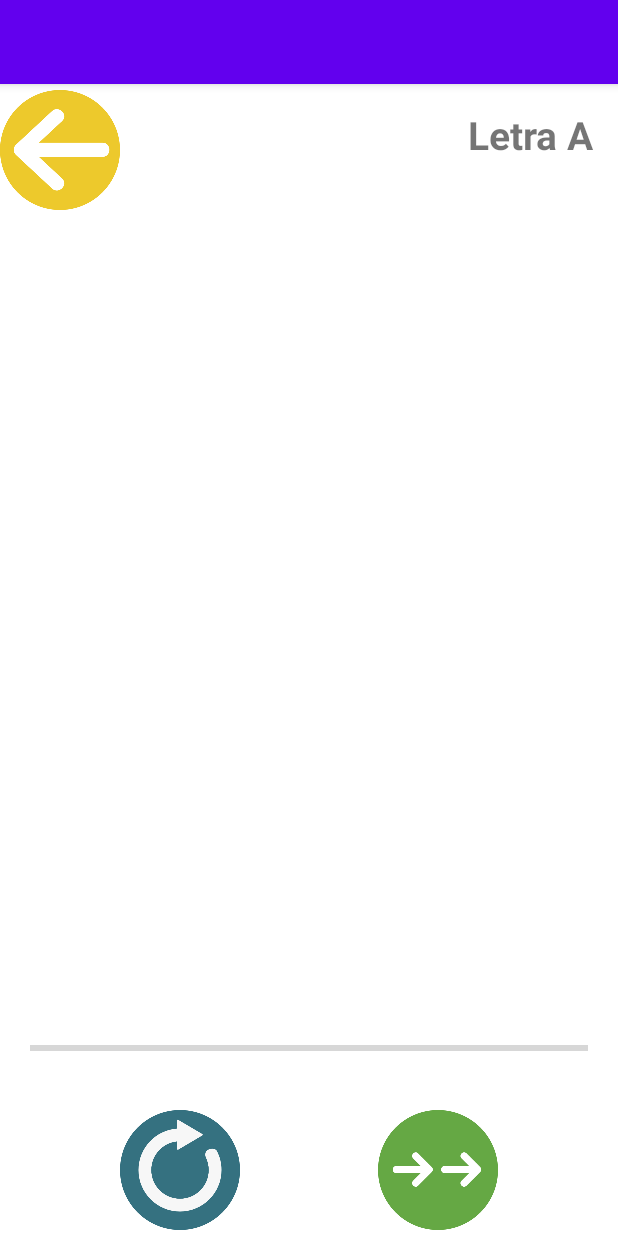
After one commit to PA22C2021/aprender_pintando, an Android app: the DrawFragment screen opened directly, with no data from a screen before it, on a phone screen of 412 x 824 dp. The commit adds this screen. Run offline under Robolectric (Android 15) with nearby library versions, the phone set to English and light mode, and no system bars.

Commit message:
Pantalla de juego y función para dibujar.

```diff
--- a/app/build.gradle
+++ b/app/build.gradle
@@ -31,6 +31,8 @@ dependencies {
 
     implementation 'androidx.appcompat:appcompat:1.3.1'
     implementation 'com.google.android.material:material:1.4.0'
+    implementation 'androidx.constraintlayout:constraintlayout:2.1.1'
+    implementation 'androidx.legacy:legacy-support-v4:1.0.0'
     testImplementation 'junit:junit:4.+'
     androidTestImplementation 'androidx.test.ext:junit:1.1.3'
     androidTestImplementation 'androidx.test.espresso:espresso-core:3.4.0'
--- a/app/src/main/AndroidManifest.xml
+++ b/app/src/main/AndroidManifest.xml
@@ -1,6 +1,6 @@
 <?xml version="1.0" encoding="utf-8"?>
 <manifest xmlns:android="http://schemas.android.com/apk/res/android"
-    package="com.example.aprender_pintando">
+    package="com.example.aprender_pintando" >
 
     <application
         android:allowBackup="true"
@@ -10,8 +10,11 @@
         android:supportsRtl="true"
         android:theme="@style/Theme.Aprender_pintando">
         <activity
+            android:name=".PlayGameActivity"
+            android:exported="true" />
+        <activity
             android:name=".MainActivity"
-            android:exported="true">
+            android:exported="true" >
             <intent-filter>
                 <action android:name="android.intent.action.MAIN" />
 
--- /dev/null
+++ b/app/src/main/java/com/example/aprender_pintando/Domain/Draw.java
@@ -0,0 +1,66 @@
+package com.example.aprender_pintando.Domain;
+
+import android.content.Context;
+import android.graphics.Canvas;
+import android.graphics.Color;
+import android.graphics.Paint;
+import android.graphics.Path;
+import android.view.MotionEvent;
+import android.view.View;
+
+public class Draw extends View {
+
+    float x = 0;
+    float y = 0;
+    String action = "action";
+    Path path =  new Path();
+
+    public Draw(Context context) {
+        super(context);
+    }
+
+    public void onDraw(Canvas canvas)
+    {
+        Paint paint = new Paint();
+        paint.setStyle(Paint.Style.STROKE);
+        paint.setStrokeWidth(25);
+        paint.setColor(Color.WHITE);
+        paint.setAntiAlias(true);
+
+        if (action.equals("down"))
+        {
+            path.moveTo(x, y);
+        }
+
+        if (action.equals("move"))
+        {
+            path.lineTo(x, y);
+        }
+
+        canvas.drawPath(path, paint);
+    }
+
+    public boolean onTouchEvent(MotionEvent e)
+    {
+        x = e.getX();
+        y = e.getY();
+
+        if (e.getAction() == MotionEvent.ACTION_DOWN)
+        {
+            action = "down";
+        }
+
+        if (e.getAction() == MotionEvent.ACTION_MOVE)
+        {
+            action = "move";
+        }
+
+        invalidate();
+        return true;
+    }
+
+    public void ClearDraw()
+    {
+        path.reset();
+    }
+}
--- /dev/null
+++ b/app/src/main/java/com/example/aprender_pintando/DrawFragment.java
@@ -0,0 +1,38 @@
+package com.example.aprender_pintando;
+
+import android.os.Bundle;
+
+import androidx.fragment.app.Fragment;
+
+import android.view.LayoutInflater;
+import android.view.View;
+import android.view.ViewGroup;
+
+import com.example.aprender_pintando.Domain.Draw;
+
+public class DrawFragment extends Fragment {
+
+    public DrawFragment() {
+        // Required empty public constructor
+    }
+
+    // TODO: Rename and change types and number of parameters
+    public static DrawFragment newInstance(String param1, String param2) {
+        DrawFragment fragment = new DrawFragment();
+        return fragment;
+    }
+
+    @Override
+    public void onCreate(Bundle savedInstanceState) {
+        super.onCreate(savedInstanceState);
+    }
+
+    @Override
+    public View onCreateView(LayoutInflater inflater, ViewGroup container,
+                             Bundle savedInstanceState) {
+
+        View view = inflater.inflate(R.layout.fragment_draw, container, false);
+
+        return new Draw(view.getContext());
+    }
+}
--- a/app/src/main/java/com/example/aprender_pintando/MainActivity.java
+++ b/app/src/main/java/com/example/aprender_pintando/MainActivity.java
@@ -1,6 +1,8 @@
 package com.example.aprender_pintando;
 
+import android.content.Intent;
 import android.os.Bundle;
+import android.view.View;
 
 public class MainActivity extends BaseActivity  {
 
@@ -12,4 +14,10 @@ public class MainActivity extends BaseActivity  {
     protected int getLayoutResourceId(){
         return R.layout.activity_main;
     }
+
+    public void ComenzarJuego(View view)
+    {
+        Intent intent = new Intent(view.getContext(), PlayGameActivity.class);
+        startActivity(intent);
+    }
 }
--- /dev/null
+++ b/app/src/main/java/com/example/aprender_pintando/PlayGameActivity.java
@@ -0,0 +1,25 @@
+package com.example.aprender_pintando;
+
+import androidx.appcompat.app.AppCompatActivity;
+import android.os.Bundle;
+import android.view.View;
+import android.view.Window;
+import android.view.WindowManager;
+
+public class PlayGameActivity extends AppCompatActivity {
+
+    @Override
+    protected void onCreate(Bundle savedInstanceState) {
+        super.onCreate(savedInstanceState);
+        getWindow().setFlags(WindowManager.LayoutParams.FLAG_FULLSCREEN, WindowManager.LayoutParams.FLAG_FULLSCREEN);
+        requestWindowFeature(Window.FEATURE_NO_TITLE);
+        setTitle(null);
+        setContentView(R.layout.activity_play_game);
+
+    }
+
+    public void RegresarMenu(View view)
+    {
+        this.finish();
+    }
+}
--- a/app/src/main/res/layout/activity_main.xml
+++ b/app/src/main/res/layout/activity_main.xml
@@ -10,9 +10,10 @@
         android:id="@+id/btn_play"
         android:layout_width="120dp"
         android:layout_height="120dp"
-        android:layout_marginTop="40dp"
-        android:layout_marginBottom="40dp"
+        android:layout_marginTop="48dp"
+        android:layout_marginBottom="48dp"
         android:background="@drawable/play"
+        android:onClick="ComenzarJuego"
         android:scaleType="fitCenter"
         android:textAlignment="center"
         app:layout_constraintBottom_toTopOf="@+id/btn_continue"
@@ -26,33 +27,35 @@
         android:id="@+id/btn_continue"
         android:layout_width="120dp"
         android:layout_height="120dp"
-        android:layout_marginBottom="40dp"
+        android:layout_marginBottom="48dp"
         android:background="@drawable/continuar"
         android:scaleType="fitCenter"
         app:layout_constraintBottom_toTopOf="@+id/btn_grid"
         app:layout_constraintEnd_toEndOf="parent"
+        app:layout_constraintHorizontal_bias="0.501"
         app:layout_constraintStart_toStartOf="parent" />
 
     <ImageButton
         android:id="@+id/btn_grid"
         android:layout_width="120dp"
         android:layout_height="120dp"
-        android:layout_marginBottom="40dp"
+        android:layout_marginBottom="48dp"
         android:background="@drawable/grid"
         android:scaleType="fitCenter"
         app:layout_constraintBottom_toTopOf="@+id/btn_settings"
         app:layout_constraintEnd_toEndOf="parent"
+        app:layout_constraintHorizontal_bias="0.501"
         app:layout_constraintStart_toStartOf="parent" />
 
     <ImageButton
         android:id="@+id/btn_settings"
         android:layout_width="120dp"
         android:layout_height="120dp"
-        android:layout_marginBottom="40dp"
+        android:layout_marginBottom="64dp"
         android:background="@drawable/settings"
         android:scaleType="fitCenter"
         app:layout_constraintBottom_toBottomOf="parent"
         app:layout_constraintEnd_toEndOf="parent"
-        app:layout_constraintHorizontal_bias="0.501"
+        app:layout_constraintHorizontal_bias="0.498"
         app:layout_constraintStart_toStartOf="parent" />
 </androidx.constraintlayout.widget.ConstraintLayout>
--- /dev/null
+++ b/app/src/main/res/layout/activity_play_game.xml
@@ -0,0 +1,81 @@
+<?xml version="1.0" encoding="utf-8"?>
+<androidx.constraintlayout.widget.ConstraintLayout xmlns:android="http://schemas.android.com/apk/res/android"
+    xmlns:app="http://schemas.android.com/apk/res-auto"
+    xmlns:tools="http://schemas.android.com/tools"
+    android:layout_width="match_parent"
+    android:layout_height="match_parent"
+    android:orientation="vertical"
+    tools:context=".PlayGameActivity">
+
+    <ImageButton
+        android:id="@+id/btnVolverMenu"
+        android:layout_width="80dp"
+        android:layout_height="80dp"
+        android:layout_marginTop="4dp"
+        android:background="@drawable/volver"
+        android:onClick="RegresarMenu"
+        android:scaleType="fitCenter"
+        android:textAlignment="center"
+        app:layout_constraintStart_toStartOf="parent"
+        app:layout_constraintTop_toTopOf="parent" />
+
+    <androidx.fragment.app.FragmentContainerView
+        android:id="@+id/fragmentContainerView"
+        android:name="com.example.aprender_pintando.DrawFragment"
+        android:layout_width="416dp"
+        android:layout_height="488dp"
+        android:layout_marginTop="20dp"
+        app:layout_constraintBottom_toTopOf="@+id/progresoJuego"
+        app:layout_constraintEnd_toEndOf="parent"
+        app:layout_constraintStart_toStartOf="parent"
+        app:layout_constraintTop_toBottomOf="@+id/btnVolverMenu" />
+
+    <ProgressBar
+        android:id="@+id/progresoJuego"
+        style="?android:attr/progressBarStyleHorizontal"
+        android:layout_width="match_parent"
+        android:layout_height="50dp"
+        android:layout_marginBottom="16dp"
+        android:paddingStart="20dp"
+        android:paddingEnd="20dp"
+        app:layout_constraintBottom_toTopOf="@+id/btnReiniciar"
+        tools:layout_editor_absoluteX="0dp" />
+
+    <ImageButton
+        android:id="@+id/btnTerminar"
+        android:layout_width="80dp"
+        android:layout_height="80dp"
+        android:layout_marginEnd="80dp"
+        android:layout_marginBottom="4dp"
+        android:background="@drawable/terminar"
+        android:scaleType="fitCenter"
+        android:textAlignment="center"
+        app:layout_constraintBottom_toBottomOf="parent"
+        app:layout_constraintEnd_toEndOf="parent" />
+
+    <ImageButton
+        android:id="@+id/btnReiniciar"
+        android:layout_width="80dp"
+        android:layout_height="80dp"
+        android:layout_marginStart="80dp"
+        android:layout_marginBottom="4dp"
+        android:background="@drawable/reiniciar"
+        android:foregroundGravity="fill_horizontal"
+        android:scaleType="fitCenter"
+        android:textAlignment="center"
+        app:layout_constraintBottom_toBottomOf="parent"
+        app:layout_constraintStart_toStartOf="parent" />
+
+    <TextView
+        android:id="@+id/lblLetra"
+        android:layout_width="wrap_content"
+        android:layout_height="wrap_content"
+        android:layout_marginTop="16dp"
+        android:layout_marginEnd="16dp"
+        android:text="Letra A"
+        android:textSize="26dp"
+        android:textStyle="bold"
+        app:layout_constraintEnd_toEndOf="parent"
+        app:layout_constraintTop_toTopOf="parent" />
+
+</androidx.constraintlayout.widget.ConstraintLayout>
--- /dev/null
+++ b/app/src/main/res/layout/fragment_draw.xml
@@ -0,0 +1,9 @@
+<?xml version="1.0" encoding="utf-8"?>
+<FrameLayout xmlns:android="http://schemas.android.com/apk/res/android"
+    xmlns:tools="http://schemas.android.com/tools"
+    android:layout_width="match_parent"
+    android:layout_height="match_parent"
+    tools:context=".DrawFragment">
+
+
+</FrameLayout>
--- a/app/src/main/res/values/strings.xml
+++ b/app/src/main/res/values/strings.xml
@@ -1,4 +1,6 @@
 <resources>
     <string name="app_name">aprender_pintando</string>
     <string name="letters_stuff_array">A,B,C,D,E,F,G,H,I,J,K,L,M,N,Ñ,O,P,Q,R,S,T,U,V,W,X,Y,Z</string>
+    <!-- TODO: Remove or change this placeholder text -->
+    <string name="hello_blank_fragment">Hello blank fragment</string>
 </resources>
```
Also changed, not shown: app/src/main/res/drawable/reiniciar.png (added), app/src/main/res/drawable/terminar.png (added), app/src/main/res/drawable/volver.png (added).
